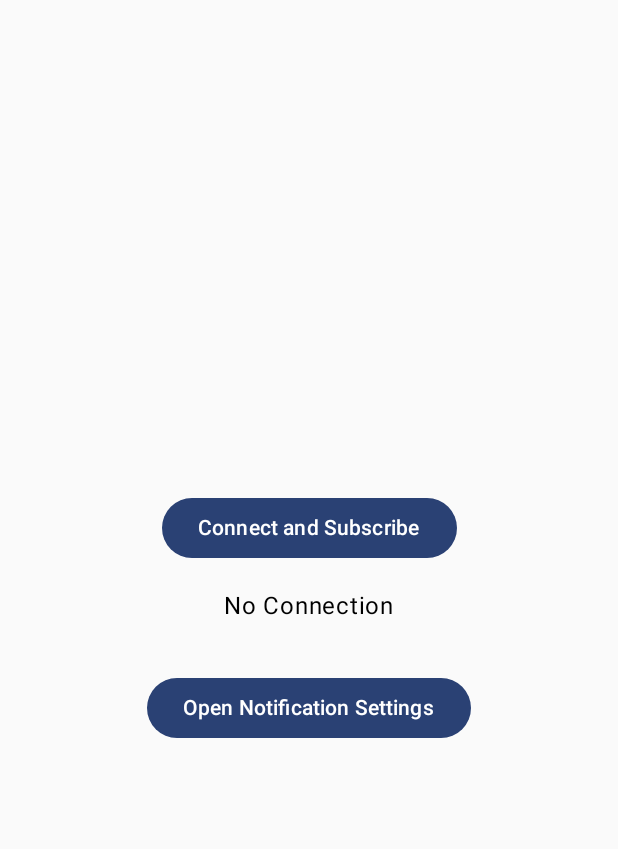
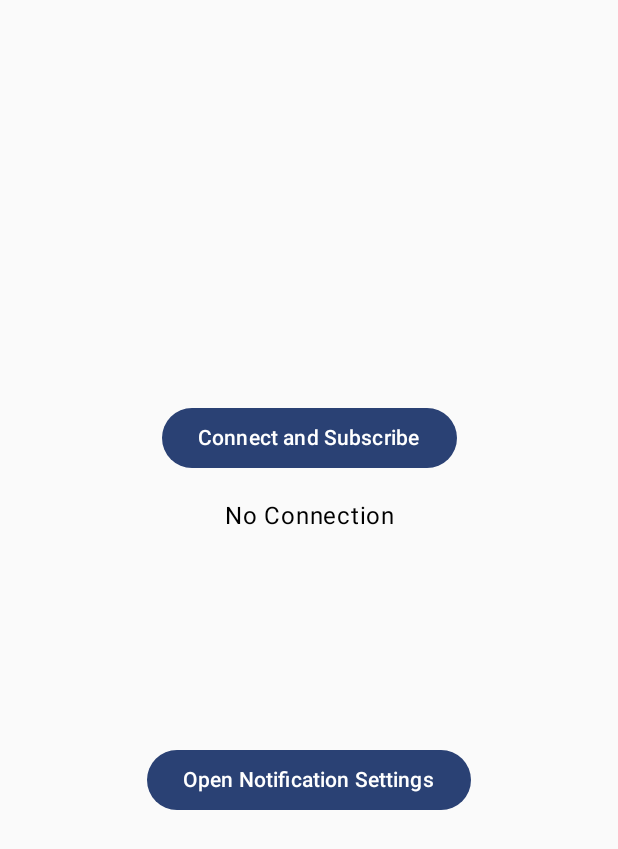
Before and after one commit to Mikokii/Wi-Fi-Alarm-System, an Android app built with Jetpack Compose: the screen it shows after launch (MainActivity), on a phone screen of 412 x 824 dp. Shown: the top 849 px of the screen. Run offline under Robolectric (Android 15) with nearby library versions, the phone set to English and light mode, and no system bars; libraries missing offline, so code that uses them is left out: com.hivemq.client.

Commit message:
Merged Notifications and alignment changes

```diff
--- a/WiFi_Alarm_System_App/app/src/main/java/com/example/wifi_alarm_system/MainActivity.kt
+++ b/WiFi_Alarm_System_App/app/src/main/java/com/example/wifi_alarm_system/MainActivity.kt
@@ -13,6 +13,7 @@ import androidx.activity.result.contract.ActivityResultContracts
 import androidx.compose.foundation.layout.Box
 import androidx.compose.foundation.layout.Column
 import androidx.compose.foundation.layout.Spacer
+import androidx.compose.foundation.layout.absoluteOffset
 import androidx.compose.foundation.layout.fillMaxSize
 import androidx.compose.foundation.layout.height
 import androidx.compose.foundation.layout.padding
@@ -54,7 +55,8 @@ class MainActivity : ComponentActivity() {
                     contract = ActivityResultContracts.RequestPermission(),
                     onResult = { isGranted -> hasNotificationPermission = isGranted}
                 )
-                Box(modifier = Modifier.fillMaxSize().padding(16.dp), contentAlignment = Alignment.Center) {
+                Box(modifier = Modifier.fillMaxSize().padding(16.dp).absoluteOffset(0.dp,(-100).dp),
+                    contentAlignment = Alignment.Center) {
                     Column(horizontalAlignment = Alignment.CenterHorizontally) {
                         Button(onClick = {
                             if (Build.VERSION.SDK_INT >= Build.VERSION_CODES.TIRAMISU) {
@@ -80,12 +82,12 @@ class MainActivity : ComponentActivity() {
                         // Display the connection result
                         if (connectionResult.isNotEmpty()) {
                             Text(text = "Connection Result: $connectionResult")
-                            Spacer(modifier = Modifier.height(16.dp))
-                            Text(text = "Last 5 Messages: (from newest)")
                         }
-
-                        Spacer(modifier = Modifier.height(16.dp))
-
+                    }
+                }
+                Box(modifier = Modifier.fillMaxSize().padding(16.dp).absoluteOffset(0.dp,100.dp),
+                    contentAlignment = Alignment.Center) {
+                    Column(horizontalAlignment = Alignment.CenterHorizontally) {
                         // Display the last five messages
                         messages.asReversed().forEach { message ->
                             if (message.length >= 2) {
```
